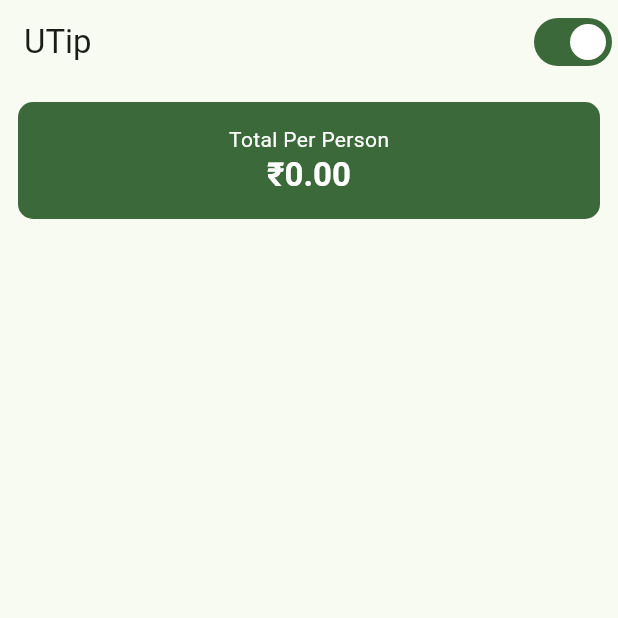
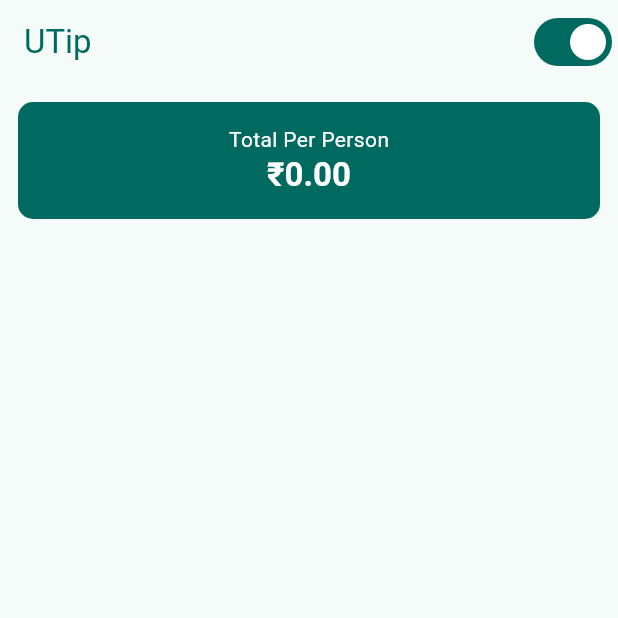
Before and after one commit to Alok-Sci/coursera--tip-calculator-app, a Flutter app: the screen it shows after launch, on a phone screen of 412 x 824 dp, the top half of it. Run offline on Flutter 3.47's test engine with Material 3 defaults, Android fonts, the phone set to English and light mode, and no system bars.

Commit message:
Task 4: Refactoring Style and Finalizing the Top Widget

```diff
--- a/lib/main.dart
+++ b/lib/main.dart
@@ -13,7 +13,7 @@ class MyApp extends StatelessWidget {
       debugShowCheckedModeBanner: false,
       title: "UTip: A tip calculator app",
       theme: ThemeData(
-        colorScheme: ColorScheme.fromSeed(seedColor: Colors.green),
+        colorScheme: ColorScheme.fromSeed(seedColor: Colors.teal),
         useMaterial3: true,
       ),
       home: UTip(),
@@ -35,11 +35,15 @@ class _UTipState extends State<UTip> {
 
   @override
   Widget build(BuildContext context) {
+    final theme = Theme.of(context);
+    final textTheme = theme.textTheme;
+    final colorScheme = theme.colorScheme;
+
     return Scaffold(
       appBar: AppBar(
         title: Text(
           'UTip',
-          style: Theme.of(context).textTheme.titleLarge,
+          style: textTheme.titleLarge?.copyWith(color: colorScheme.primary),
         ),
         actions: [
           // * theme change switch button
@@ -58,7 +62,7 @@ class _UTipState extends State<UTip> {
             Container(
               padding: EdgeInsets.all(15),
               decoration: BoxDecoration(
-                color: Theme.of(context).colorScheme.primary,
+                color: colorScheme.primary,
                 borderRadius: BorderRadius.circular(10),
               ),
               child: Column(
@@ -70,14 +74,14 @@ class _UTipState extends State<UTip> {
                     style: Theme.of(context)
                         .textTheme
                         .bodyMedium
-                        ?.copyWith(color: Colors.white),
+                        ?.copyWith(color: colorScheme.onPrimary),
                   ),
                   Text(
                     "₹${_totalAmountPerPerson.toStringAsFixed(2)}",
-                    style: Theme.of(context).textTheme.titleLarge?.copyWith(
-                          color: Colors.white,
-                          fontWeight: FontWeight.bold,
-                        ),
+                    style: textTheme.titleLarge?.copyWith(
+                      color: colorScheme.onPrimary,
+                      fontWeight: FontWeight.bold,
+                    ),
                   ),
                 ],
               ),
```
